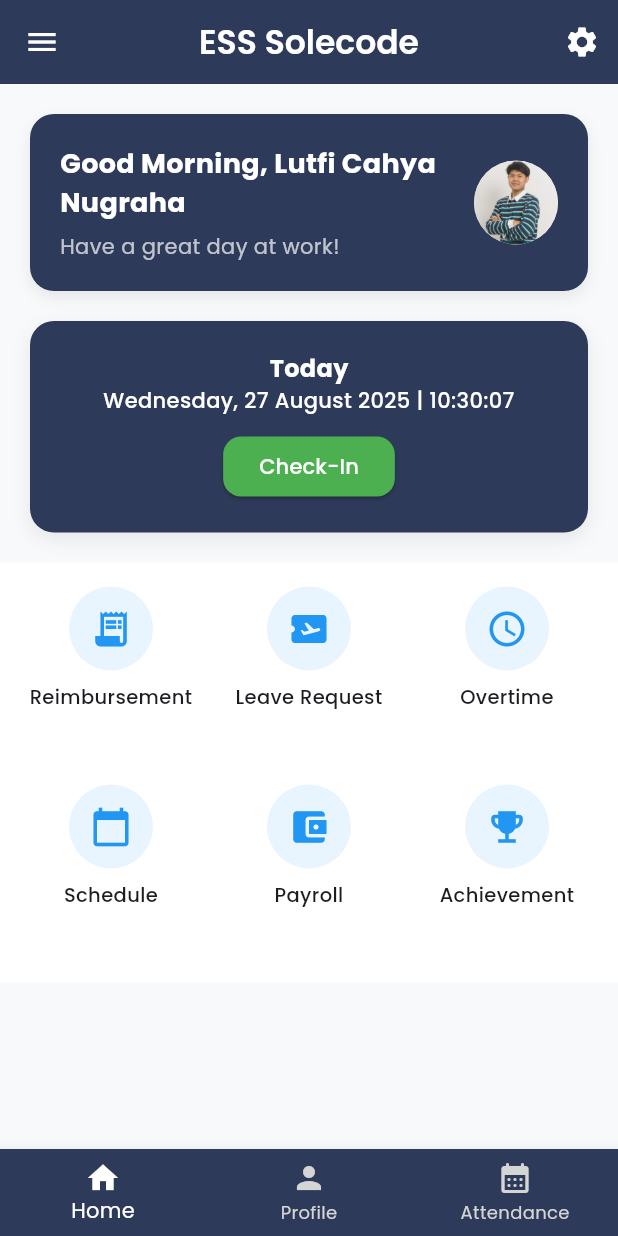
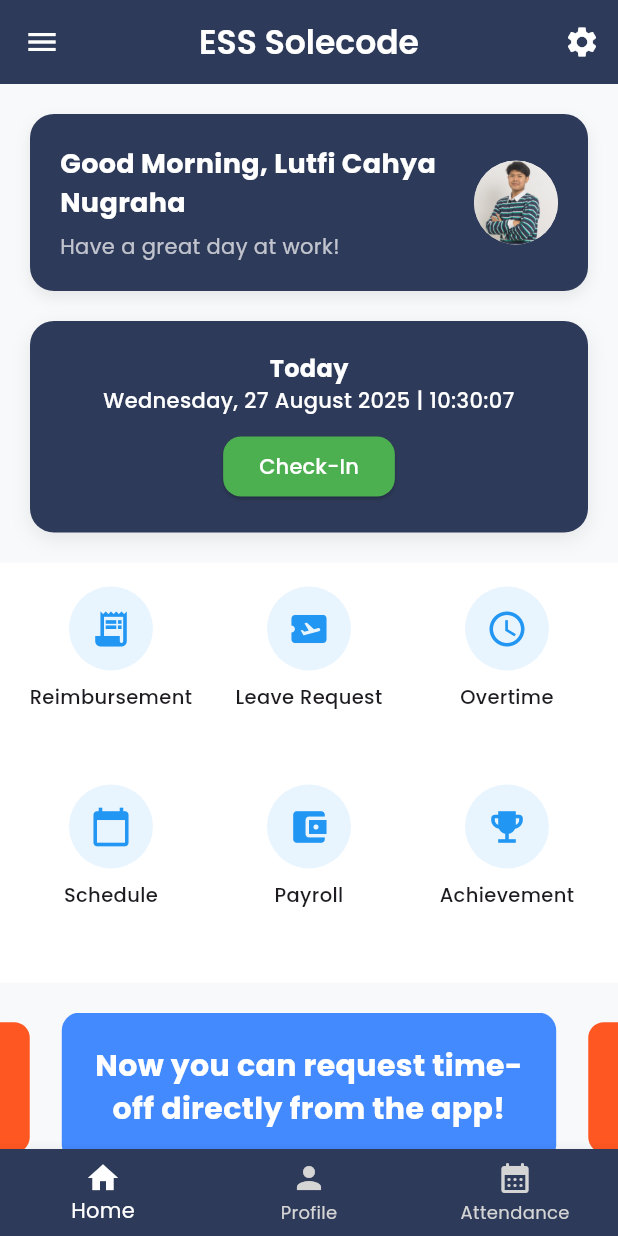
Before and after one commit to halolutfii/mini-project-flutter, a Flutter app: the screen it shows after launch, on a phone screen of 412 x 824 dp. Run offline on Flutter 3.47's test engine with Material 3 defaults, Android fonts, the phone set to English and light mode, and no system bars; drawn by our look-alikes of carousel_slider; our stand-ins replace google_fonts, image_picker, mask_text_input_formatter.

Commit message:
[feat]: carousel + add route

```diff
--- a/lib/screen/homescreen.dart
+++ b/lib/screen/homescreen.dart
@@ -7,6 +7,7 @@ import 'package:hr_attendance_tracker_app/screen/attendancescreen.dart';
 import '../widgets/header.dart';
 import '../widgets/attendance.dart';
 import '../widgets/features.dart';
+import '../widgets/carousel.dart';
 
 class HomeScreen extends StatelessWidget {
   @override
@@ -23,7 +24,9 @@ class HomeScreen extends StatelessWidget {
             buildPageHome(context),
             const SizedBox(height: 20),
             Features(),
-            const SizedBox(height: 100),
+            const SizedBox(height: 20),
+            PromoCarousel(),
+            const SizedBox(height: 20),
             Footer()
           ],
         ),
--- a/lib/screen/profilescreen.dart
+++ b/lib/screen/profilescreen.dart
@@ -1,5 +1,6 @@
 import 'dart:io';
 import 'package:flutter/material.dart';
+import 'package:hr_attendance_tracker_app/routes.dart';
 import 'package:provider/provider.dart';
 import '../providers/profile_provider.dart';
 import 'updateprofilescreen.dart';
@@ -47,7 +48,7 @@ class ProfileScreen extends StatelessWidget {
               IconButton(
                 icon: const Icon(Icons.edit, color: Color(0xFF2E3A59)),
                 onPressed: () {
-                  Navigator.push(context, MaterialPageRoute(builder: (_) => const UpdateProfileScreen()));
+                  Navigator.pushNamed(context, AppRoutes.updateProfile);
                 },
               ),
             ],
--- a/lib/widgets/appbar.dart
+++ b/lib/widgets/appbar.dart
@@ -1,49 +1,67 @@
 import 'package:flutter/material.dart';
 
 class CustomAppBar extends StatelessWidget implements PreferredSizeWidget {
-  final String title;
+  final String? title;
   final VoidCallback? onBack;
   final VoidCallback? onSettings;
   final bool showDrawer;
+  final PreferredSizeWidget? bottom;
 
   const CustomAppBar({
     Key? key,
-    required this.title,
+    this.title,
     this.onBack,
     this.onSettings,
     this.showDrawer = false,
+    this.bottom,
   }) : super(key: key);
 
   @override
-  Size get preferredSize => const Size.fromHeight(kToolbarHeight);
+  Size get preferredSize {
+    // hitung manual: tinggi AppBar (kToolbarHeight) + tinggi bottom (jika ada)
+    return Size.fromHeight(
+      (title != null ? kToolbarHeight : 0) + (bottom?.preferredSize.height ?? 0),
+    );
+  }
 
   @override
   Widget build(BuildContext context) {
     return AppBar(
       elevation: 0,
       backgroundColor: const Color(0xFF2E3A59),
-      leading: Builder(
+      leading: showDrawer
+          ? Builder(
               builder: (context) => IconButton(
                 icon: const Icon(Icons.menu, color: Colors.white),
                 onPressed: () {
                   Scaffold.of(context).openDrawer();
                 },
               ),
-      ),
-      title: Text(
-        title,
+            )
+          : (onBack != null
+              ? IconButton(
+                  icon: const Icon(Icons.arrow_back, color: Colors.white),
+                  onPressed: onBack,
+                )
+              : null),
+      title: title != null && title!.isNotEmpty
+          ? Text(
+              title!,
               style: const TextStyle(
                 color: Colors.white,
                 fontWeight: FontWeight.w600,
               ),
-      ),
+            )
+          : null,
       centerTitle: true,
       actions: [
+        if (onSettings != null)
           IconButton(
             icon: const Icon(Icons.settings, color: Colors.white),
             onPressed: onSettings,
           ),
       ],
+      bottom: bottom,
     );
   }
 }
--- /dev/null
+++ b/lib/widgets/carousel.dart
@@ -0,0 +1,95 @@
+import 'package:flutter/material.dart';
+import 'package:carousel_slider/carousel_slider.dart';
+
+class PromoCarousel extends StatefulWidget {
+  const PromoCarousel({super.key});
+
+  @override
+  State<PromoCarousel> createState() => _PromoCarouselState();
+}
+
+class _PromoCarouselState extends State<PromoCarousel> {
+  int _currentIndex = 0;
+
+  final List<Widget> _promoItems = [
+    Container(
+      width: double.infinity,
+      decoration: BoxDecoration(
+        borderRadius: BorderRadius.circular(12),
+        color: Colors.blueAccent,
+      ),
+      padding: const EdgeInsets.all(20),
+      child: const Center(
+        child: Text(
+          "Now you can request time-off directly from the app!",
+          textAlign: TextAlign.center,
+          style: TextStyle(
+            fontSize: 20,
+            color: Colors.white,
+            fontWeight: FontWeight.bold,
+          ),
+        ),
+      ),
+    ),
+    Container(
+      width: double.infinity,
+      decoration: BoxDecoration(
+        borderRadius: BorderRadius.circular(12),
+        color: Colors.deepOrange,
+      ),
+      padding: const EdgeInsets.all(20),
+      child: const Center(
+        child: Text(
+          "New: Performance review available on mobile!",
+          textAlign: TextAlign.center,
+          style: TextStyle(
+            fontSize: 20,
+            color: Colors.white,
+            fontWeight: FontWeight.bold,
+          ),
+        ),
+      ),
+    ),
+  ];
+
+  @override
+  Widget build(BuildContext context) {
+    return Column(
+      children: [
+        CarouselSlider(
+          items: _promoItems,
+          options: CarouselOptions(
+            autoPlay: true,
+            enlargeCenterPage: true,
+            height: 100,
+            onPageChanged: (index, reason) {
+              setState(() {
+                _currentIndex = index;
+              });
+            },
+          ),
+        ),
+        const SizedBox(height: 10),
+        Row(
+          mainAxisAlignment: MainAxisAlignment.center,
+          children: _promoItems.asMap().entries.map((entry) {
+            return GestureDetector(
+              onTap: () => setState(() => _currentIndex = entry.key),
+              child: Container(
+                width: 10,
+                height: 10,
+                margin: const EdgeInsets.symmetric(horizontal: 4),
+                decoration: BoxDecoration(
+                  shape: BoxShape.circle,
+                  color: _currentIndex == entry.key
+                      ? Colors.blueAccent
+                      : Colors.grey.shade400,
+                ),
+              ),
+            );
+          }).toList(),
+        ),
+      ],
+    );
+  }
+}
--- a/pubspec.yaml
+++ b/pubspec.yaml
@@ -38,6 +38,8 @@ dependencies:
   provider: ^6.0.5
   image_picker: ^1.1.2
   mask_text_input_formatter: ^2.9.0
+  carousel_slider: ^5.0.0
+
 
 dev_dependencies:
   flutter_test:
```
Also changed, not shown: lib/main.dart (+21 -2 lines), lib/routes.dart (added, +22 -0 lines), lib/widgets/drawer.dart (+39 -27 lines), pubspec.lock. Lines whose indentation alone changed are shown as unchanged.
